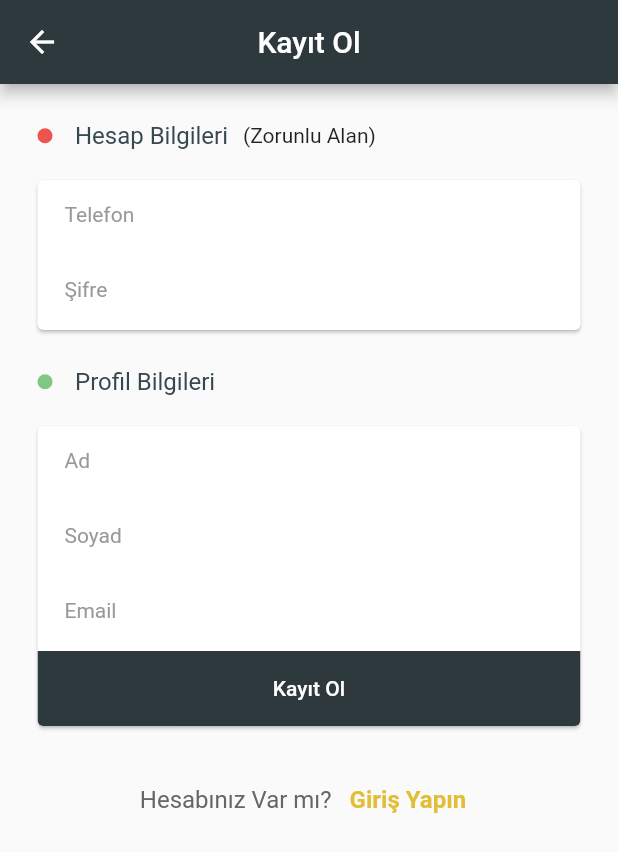
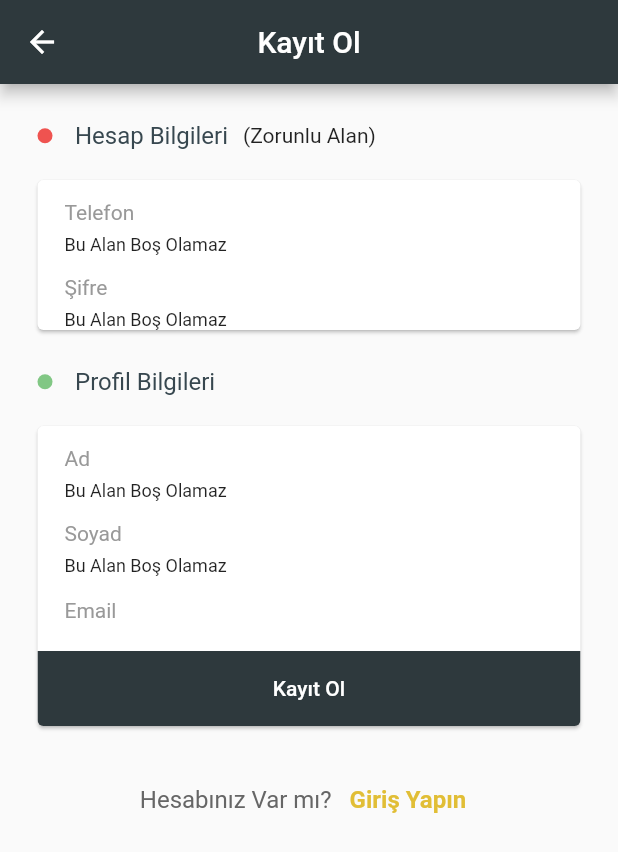
Before and after one commit to karayaka/caffe_store_app, a Flutter app: the SecurityPage screen opened by its route, after a tap on "Kayıt Ol", on a phone screen of 412 x 824 dp. Shown: the top 852 px of the screen. Run offline on Flutter 3.47's test engine with Material 2 defaults, Android fonts, the phone set to English and light mode, and no system bars; our stand-ins replace cached_network_image, dio, get; missing offline and left inert: sms_otp_auto_verify; network calls fail.

Commit message:
securty commant

```diff
--- /dev/null
+++ b/lib/app_tools/form_validations.dart
@@ -0,0 +1,41 @@
+class FormValidation {
+  static String? emailValidator({String val = "", bool requered = false}) {
+    if (requered) {
+      if (val.isEmpty) {
+        return "Email Zorunlu Alan";
+      } else if (!val.contains("@")) {
+        return "Lütfen Geçerli Bir Email Girin";
+      }
+    }
+  }
+
+  static String? notEmty(String? val) {
+    if (val == null) {
+      return "Bu Alan Boş Olamaz";
+    } else if (val.isEmpty) {
+      return "Bu Alan Boş Olamaz";
+    }
+  }
+
+  static String? passwordValidator(String? val) {
+    if (val == null) {
+      return "Bu Alan Boş Olamaz";
+    } else if (val.isEmpty) {
+      return "Bu Alan Boş Olamaz";
+    } else if (val.length < 5) {
+      return "Şifre 5 Karakterden Küçük Olamaz";
+    }
+  }
+
+  static String? phoneNumberValidator(val) {
+    if (val == null) {
+      return "Bu Alan Boş Olamaz";
+    } else if (val.isEmpty) {
+      return "Bu Alan Boş Olamaz";
+    } else if (val.length != 11) {
+      return "Lütfen Geçerli Bir Telefon Girin";
+    } else if (val[0] == "0" || val[0] == "+" || val[0] == "9") {
+      return "Lütfen 0,+,9 İle Başlayan Bir Telefon Girmeyin";
+    }
+  }
+}
--- a/lib/datas/controllers/security_controller.dart
+++ b/lib/datas/controllers/security_controller.dart
@@ -1,5 +1,8 @@
 import 'package:caffe_store_app/datas/controllers/base_controller.dart';
+import 'package:caffe_store_app/datas/models/security_models/login_model.dart';
+import 'package:caffe_store_app/datas/models/security_models/login_result_model.dart';
 import 'package:caffe_store_app/datas/models/security_models/register_model.dart';
+import 'package:caffe_store_app/datas/models/security_models/register_result_model.dart';
 import 'package:caffe_store_app/datas/repositorys/security_repository.dart';
 import 'package:caffe_store_app/routings/route_couns.dart';
 import 'package:flutter/material.dart';
@@ -13,6 +16,7 @@ class SecurityController extends BaseController {
     registerModel = RegisterModel();
     registerFormKey = GlobalKey<FormState>();
     loginFormKey = GlobalKey<FormState>();
+    loginModel = LoginModel();
     super.onInit();
   }
 
@@ -32,6 +36,8 @@ class SecurityController extends BaseController {
   var registerButtonLoading = false.obs;
   //loginForm
   late GlobalKey<FormState> loginFormKey;
+  late LoginModel loginModel;
+  var loginLoading = false.obs;
 
   onTapChange(int index) {
     currentIndex.value = index;
@@ -45,20 +51,39 @@ class SecurityController extends BaseController {
   sendConfirmeCode(String code, int id) async {}
 
   registerUser() async {
-    registerButtonLoading.value = true;
-    var model = await repo.register(registerModel);
-    var register = prepareServiceModel<RegisterModel>(model);
-    if (register != null) {
-      var retVal =
-          await Get.toNamed(RouteConst.registerConfirmPhone, arguments: [
-        {"ID": register.id}
-      ]);
-      if (retVal != "-1") {
-        await sendConfirmeCode(retVal, register.id ?? 0);
-      } else {
-        warningMessage("Doğrulama Başarısız Lütfen Daha Sonra Tekrar Deneyin");
+    try {
+      if (registerFormKey.currentState!.validate()) {
+        registerButtonLoading.value = true;
+        registerModel.appSinature = await getAppAppSignature();
+        var model = await repo.register(registerModel);
+        var register = prepareServiceModel<RegisterResultViewModel>(model);
+        if (register != null) {
+          var retVal = await Get.toNamed(RouteConst.registerConfirmPhone,
+              arguments: [register.id, register.confirmeCode]);
+          if (retVal != null) {
+            print(retVal);
+            //shared ed ekelem yapılacak
+          }
+          print(register.toJson());
+        }
       }
+      registerButtonLoading.value = false;
+    } catch (e) {
       registerButtonLoading.value = false;
     }
   }
+
+  login() async {
+    try {
+      loginLoading.value = true;
+      var model =
+          prepareServiceModel<LoginResultModel>(await repo.login(loginModel));
+      if (model != null) {
+        //shared Yapısı kurgulanacak
+      }
+      loginLoading.value = false;
+    } catch (e) {
+      loginLoading.value = false;
+    }
+  }
 }
--- a/lib/datas/models/security_models/register_model.dart
+++ b/lib/datas/models/security_models/register_model.dart
@@ -9,9 +9,10 @@ class RegisterModel extends BaseServiceModel {
   String? surname;
   String? userName;
   String? password;
+  String? appSinature;
 
-  RegisterModel({
-    this.id,
+  RegisterModel(
+      {this.id = 0,
       this.email,
       this.name,
       this.password,
@@ -19,7 +20,7 @@ class RegisterModel extends BaseServiceModel {
       this.surname,
       this.userName,
       this.userStatus = 2,
-  });
+      this.appSinature = "sd"});
 
   @override
   fromMap(Map<String, dynamic> map) => RegisterModel(
@@ -31,6 +32,7 @@ class RegisterModel extends BaseServiceModel {
         surname: map["surname"],
         userName: map["userName"],
         userStatus: map["userStatus"],
+        appSinature: map["appSinature"],
       );
 
   @override
@@ -43,5 +45,6 @@ class RegisterModel extends BaseServiceModel {
         "surname": surname,
         "userName": userName,
         "userStatus": userStatus,
+        "appSinature": appSinature
       };
 }
--- /dev/null
+++ b/lib/datas/models/security_models/register_result_model.dart
@@ -0,0 +1,26 @@
+import 'package:caffe_store_app/datas/models/base_models/base_service_model.dart';
+
+class RegisterResultViewModel extends BaseServiceModel {
+  int? id;
+  String? confirmeCode;
+  String? phoneNumber;
+  String? password;
+  RegisterResultViewModel(
+      {this.id, this.confirmeCode, this.password, this.phoneNumber});
+
+  @override
+  fromMap(Map<String, dynamic> map) => RegisterResultViewModel(
+        confirmeCode: map["confirmeCode"],
+        id: map["id"],
+        password: map["password"],
+        phoneNumber: map["phoneNumber"],
+      );
+
+  @override
+  Map<String, dynamic> toMap() => {
+        "id": id,
+        "confirmeCode": confirmeCode,
+        "phoneNumber": phoneNumber,
+        "password": password,
+      };
+}
--- a/lib/datas/services/base_service.dart
+++ b/lib/datas/services/base_service.dart
@@ -89,7 +89,7 @@ class BaseService {
     ///data time respunse zamanı alınacak
     result.type = _prepareReultType<T>(data);
     var body = data["data"];
-    if (body != null) {
+    if (body != null && body != -1) {
       result.data = _prePareData<T>(body, model);
     }
     return result;
--- a/lib/views/security_page/login_page.dart
+++ b/lib/views/security_page/login_page.dart
@@ -1,3 +1,5 @@
+import 'package:caffe_store_app/app_tools/form_validations.dart';
+import 'package:caffe_store_app/core/components/custom_circular_progress.dart';
 import 'package:caffe_store_app/datas/controllers/security_controller.dart';
 import 'package:caffe_store_app/theme_datas/my_colors.dart';
 import 'package:caffe_store_app/theme_datas/my_text.dart';
@@ -54,6 +56,10 @@ class LoginPage extends StatelessWidget {
                       padding: const EdgeInsets.symmetric(horizontal: 30),
                       child: TextFormField(
                         maxLines: 1,
+                        validator: FormValidation.notEmty,
+                        onChanged: (val) {
+                          ctrl.loginModel.userName = val;
+                        },
                         decoration: InputDecoration(
                             contentPadding: const EdgeInsets.all(-12),
                             hintText: "Telefon",
@@ -67,6 +73,10 @@ class LoginPage extends StatelessWidget {
                       padding: const EdgeInsets.symmetric(horizontal: 30),
                       child: TextFormField(
                         maxLines: 1,
+                        validator: FormValidation.notEmty,
+                        onChanged: (val) {
+                          ctrl.loginModel.password = val;
+                        },
                         obscureText: true,
                         decoration: InputDecoration(
                             contentPadding: const EdgeInsets.all(-12),
@@ -76,22 +86,7 @@ class LoginPage extends StatelessWidget {
                                 .copyWith(color: MyColors.grey_40)),
                       ),
                     ),
-                    Material(
-                      color: Get.theme.primaryColor,
-                      child: InkWell(
-                          highlightColor: Colors.black.withOpacity(0.2),
-                          splashColor: Colors.black.withOpacity(0.2),
-                          onTap: () {},
-                          child: Container(
-                            height: 50,
-                            alignment: Alignment.center,
-                            padding: const EdgeInsets.symmetric(
-                                horizontal: 20, vertical: 5),
-                            child: Text("Kayıt Ol",
-                                style: MyText.body2(context)!
-                                    .copyWith(color: Colors.white)),
-                          )),
-                    ),
+                    _buildButton(context),
                   ],
                 ),
               ),
@@ -124,4 +119,32 @@ class LoginPage extends StatelessWidget {
       ),
     );
   }
+
+  Widget _buildButton(BuildContext context) {
+    return Obx(() {
+      if (ctrl.loginLoading.value) {
+        return const Padding(
+          padding: EdgeInsets.all(8),
+          child: CustomCircularProgress(),
+        );
+      } else {
+        return Material(
+          color: Get.theme.primaryColor,
+          child: InkWell(
+              highlightColor: Colors.black.withOpacity(0.2),
+              splashColor: Colors.black.withOpacity(0.2),
+              onTap: () {},
+              child: Container(
+                height: 50,
+                alignment: Alignment.center,
+                padding:
+                    const EdgeInsets.symmetric(horizontal: 20, vertical: 5),
+                child: Text("Kayıt Ol",
+                    style:
+                        MyText.body2(context)!.copyWith(color: Colors.white)),
+              )),
+        );
+      }
+    });
+  }
 }
--- a/lib/views/security_page/register_page.dart
+++ b/lib/views/security_page/register_page.dart
@@ -1,3 +1,4 @@
+import 'package:caffe_store_app/app_tools/form_validations.dart';
 import 'package:caffe_store_app/core/components/custom_circular_progress.dart';
 import 'package:caffe_store_app/datas/controllers/security_controller.dart';
 import 'package:caffe_store_app/theme_datas/my_colors.dart';
@@ -58,7 +59,12 @@ class RegisterPage extends StatelessWidget {
                       alignment: Alignment.centerLeft,
                       padding: const EdgeInsets.symmetric(horizontal: 30),
                       child: TextFormField(
+                        validator: FormValidation.phoneNumberValidator,
+                        keyboardType: TextInputType.phone,
                         maxLines: 1,
+                        onChanged: (val) {
+                          ctrl.registerModel.phoneNumber = val;
+                        },
                         decoration: InputDecoration(
                             contentPadding: const EdgeInsets.all(-12),
                             hintText: "Telefon",
@@ -72,6 +78,10 @@ class RegisterPage extends StatelessWidget {
                       padding: const EdgeInsets.symmetric(horizontal: 30),
                       child: TextFormField(
                         maxLines: 1,
+                        validator: FormValidation.passwordValidator,
+                        onChanged: (val) {
+                          ctrl.registerModel.password = val;
+                        },
                         obscureText: true,
                         decoration: InputDecoration(
                             contentPadding: const EdgeInsets.all(-12),
@@ -115,6 +125,10 @@ class RegisterPage extends StatelessWidget {
                       padding: const EdgeInsets.symmetric(horizontal: 30),
                       child: TextFormField(
                         maxLines: 1,
+                        validator: FormValidation.notEmty,
+                        onChanged: (val) {
+                          ctrl.registerModel.name = val;
+                        },
                         decoration: InputDecoration(
                             contentPadding: const EdgeInsets.all(-12),
                             border: InputBorder.none,
@@ -129,6 +143,10 @@ class RegisterPage extends StatelessWidget {
                       padding: const EdgeInsets.symmetric(horizontal: 30),
                       child: TextFormField(
                         maxLines: 1,
+                        validator: FormValidation.notEmty,
+                        onChanged: (val) {
+                          ctrl.registerModel.surname = val;
+                        },
                         decoration: InputDecoration(
                             contentPadding: const EdgeInsets.all(-12),
                             border: InputBorder.none,
@@ -142,7 +160,14 @@ class RegisterPage extends StatelessWidget {
                       alignment: Alignment.centerLeft,
                       padding: const EdgeInsets.symmetric(horizontal: 30),
                       child: TextFormField(
+                        onChanged: (val) {
+                          ctrl.registerModel.email = val;
+                        },
+                        validator: (val) {
+                          return FormValidation.emailValidator(val: val ?? "");
+                        },
                         maxLines: 1,
+                        keyboardType: TextInputType.emailAddress,
                         decoration: InputDecoration(
                             contentPadding: const EdgeInsets.all(-12),
                             border: InputBorder.none,
@@ -178,24 +203,31 @@ class RegisterPage extends StatelessWidget {
     );
   }
 
-  Widget loadingButon(BuildContext context) {
+  Widget loadingButon(BuildContext context) => Obx(() {
         if (ctrl.registerButtonLoading.value) {
-      return CustomCircularProgress();
+          return const Padding(
+            padding: EdgeInsets.all(8.0),
+            child: CustomCircularProgress(),
+          );
         } else {
           return Material(
             color: Get.theme.primaryColor,
             child: InkWell(
                 highlightColor: Colors.black.withOpacity(0.2),
                 splashColor: Colors.black.withOpacity(0.2),
-            onTap: () {},
+                onTap: () {
+                  ctrl.registerUser();
+                },
                 child: Container(
                   height: 50,
                   alignment: Alignment.center,
-              padding: const EdgeInsets.symmetric(horizontal: 20, vertical: 5),
+                  padding:
+                      const EdgeInsets.symmetric(horizontal: 20, vertical: 5),
                   child: Text("Kayıt Ol",
-                  style: MyText.body2(context)!.copyWith(color: Colors.white)),
+                      style:
+                          MyText.body2(context)!.copyWith(color: Colors.white)),
                 )),
           );
         }
+      });
 }
-}
```
Also changed, not shown: lib/core/components/timer_button_component.dart (+8 -3 lines), lib/datas/controllers/register_phoneconfirm_controller.dart (+35 -8 lines), lib/datas/repositorys/security_repository.dart (+34 -11 lines), lib/views/security_page/register_phoneconfirme_page.dart (+11 -8 lines), 1 other file. Lines whose indentation alone changed are shown as unchanged.
